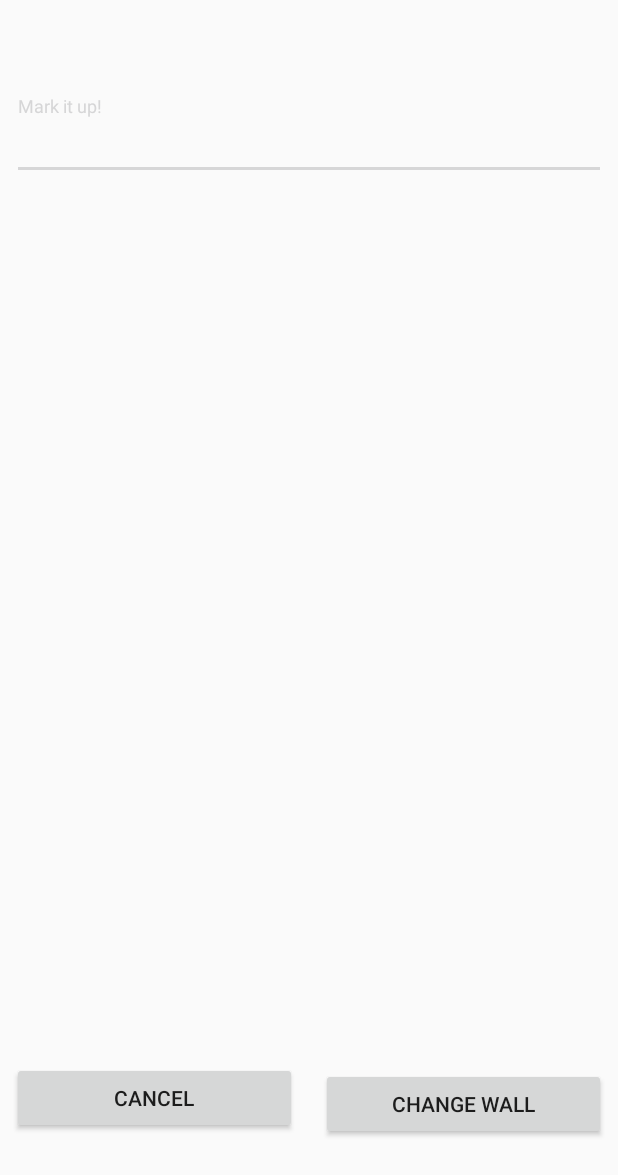
After one commit to emoji-pets/emoji-pets, an Android app: the fragment FriendWallFragment shown on its own in the app's theme, on a phone screen of 412 x 824 dp. The commit adds this screen. Shown: the top 1175 px of the screen. Run offline under Robolectric (Android 15) with nearby library versions, the phone set to English and light mode, and no system bars; 4 statements that could not run were skipped.

Commit message:
I have connected the follow views so that users can interact with followers and following from a new activity that allows them to see the pet and it's health points in a bottom nav activity.  In addition to the pet view, there is a wall view, where users can write funny things in an EditText and change the other player's wall.  It's an implementation of the original facebook wall.

```diff
--- a/app/src/main/AndroidManifest.xml
+++ b/app/src/main/AndroidManifest.xml
@@ -21,6 +21,7 @@
       android:name=".MainActivity"
       android:theme="@style/AppTheme.NoActionBar"/>
     <activity
+      android:windowSoftInputMode="adjustResize"
       android:label="@string/title_activity_login"
       android:name=".SignInActivity">
       <intent-filter>
@@ -30,6 +31,7 @@
       </intent-filter>
     </activity>
     <activity
+      android:windowSoftInputMode="adjustResize"
       android:label="@string/create_account"
       android:name=".CreateAccountActivity"
       android:parentActivityName=".SignInActivity">
@@ -37,6 +39,7 @@
       <!-- android:theme="@style/ThemeOverlay.AppCompat.ActionBar" -->
     </activity>
     <activity
+      android:windowSoftInputMode="adjustResize"
       android:label="@string/title_activity_friend"
       android:name=".FriendActivity"
       android:parentActivityName=".MainActivity">
--- a/app/src/main/java/edu/cnm/deepdive/emojipets/EmojiPetApplication.java
+++ b/app/src/main/java/edu/cnm/deepdive/emojipets/EmojiPetApplication.java
@@ -1,18 +1,13 @@
 package edu.cnm.deepdive.emojipets;
 
 import android.app.Application;
-import android.os.AsyncTask;
 import com.google.android.gms.auth.api.signin.GoogleSignIn;
 import com.google.android.gms.auth.api.signin.GoogleSignInAccount;
 import com.google.android.gms.auth.api.signin.GoogleSignInClient;
 import com.google.android.gms.auth.api.signin.GoogleSignInOptions;
-import com.google.gson.Gson;
-import com.google.gson.GsonBuilder;
 import edu.cnm.deepdive.emojipets.pojo.Player;
 import java.util.List;
 import java.util.Map;
-import retrofit2.Retrofit;
-import retrofit2.converter.gson.GsonConverterFactory;
 
 public class EmojiPetApplication extends Application {
 
@@ -23,6 +18,7 @@ public class EmojiPetApplication extends Application {
   private Player player;
   private List<Player> allPlayers;
   private Map<String, String> playerNameToIdMap;
+  private String friendPeak;
 
   @Override
   public void onCreate() {
@@ -79,4 +75,12 @@ public class EmojiPetApplication extends Application {
   public void setPlayerNameToIdMap(Map<String, String> playerNameToIdMap) {
     this.playerNameToIdMap = playerNameToIdMap;
   }
+
+  public String getFriendPeak() {
+    return friendPeak;
+  }
+
+  public void setFriendPeak(String friendPeak) {
+    this.friendPeak = friendPeak;
+  }
 }
--- a/app/src/main/java/edu/cnm/deepdive/emojipets/FollowingFragment.java
+++ b/app/src/main/java/edu/cnm/deepdive/emojipets/FollowingFragment.java
@@ -63,7 +63,6 @@ public class FollowingFragment extends Fragment {
     getActivity().setTitle("Following");
     // Query all following
     following = EmojiPetApplication.getInstance().getPlayer().getFollowing();
-
     // create adapters
     followingAdapter = new FollowAdapter(following);
     // Set List Views for followers and following
--- a/app/src/main/java/edu/cnm/deepdive/emojipets/FriendPetFragment.java
+++ b/app/src/main/java/edu/cnm/deepdive/emojipets/FriendPetFragment.java
@@ -51,7 +51,8 @@ public class FriendPetFragment extends Fragment {
       Bundle savedInstanceState) {
     // Inflate the layout for this fragment
     View view = inflater.inflate(R.layout.fragment_friend_pet, container, false);
-    id = getArguments().getString("id");
+
+    id = EmojiPetApplication.getInstance().getFriendPeak();
 
     setupServices();
 
@@ -171,10 +172,9 @@ public class FriendPetFragment extends Fragment {
       mana.setText(String.format("%.2f courage points", (float) manaPoints));
       power.setText(String.format("%.2f courage points", (float) powerPoints));
       health.setText(String.format("%.2f courage points", (float) healthPoints));
+      petStatus.setText(friend.getStatus());
       t.start();
     }
   }
 
-
-
 }
--- /dev/null
+++ b/app/src/main/java/edu/cnm/deepdive/emojipets/FriendWallFragment.java
@@ -0,0 +1,149 @@
+package edu.cnm.deepdive.emojipets;
+
+
+import android.content.Context;
+import android.os.AsyncTask;
+import android.os.Bundle;
+import android.support.design.widget.TextInputEditText;
+import android.support.v4.app.Fragment;
+import android.view.LayoutInflater;
+import android.view.View;
+import android.view.View.OnClickListener;
+import android.view.ViewGroup;
+import android.view.inputmethod.InputMethodManager;
+import android.widget.Button;
+import android.widget.Toast;
+import com.google.gson.Gson;
+import com.google.gson.GsonBuilder;
+import edu.cnm.deepdive.emojipets.pojo.Player;
+import java.io.IOException;
+import retrofit2.Response;
+import retrofit2.Retrofit;
+import retrofit2.converter.gson.GsonConverterFactory;
+
+
+/**
+ * A simple {@link Fragment} subclass.
+ */
+public class FriendWallFragment extends Fragment {
+
+  private EmojiPetService service;
+  private TextInputEditText wall;
+  private Button wallButton;
+  private Button cancelButton;
+  private String id;
+  private Player friend;
+  private String wallText;
+
+  public FriendWallFragment() {
+    // Required empty public constructor
+  }
+
+
+  @Override
+  public View onCreateView(LayoutInflater inflater, ViewGroup container,
+      Bundle savedInstanceState) {
+
+    View view = inflater.inflate(R.layout.fragment_friend_wall, container, false);
+
+    wall = view.findViewById(R.id.wall_edit_text);
+    cancelButton = view.findViewById(R.id.wall_cancel_button);
+    wallButton = view.findViewById(R.id.wall_submit_button);
+
+    id = EmojiPetApplication.getInstance().getFriendPeak();
+
+    setupServices();
+
+    new SetupWall().execute();
+
+    wall.setText("");
+
+    cancelButton.setOnClickListener(new OnClickListener() {
+      @Override
+      public void onClick(View v) {
+        wall.clearFocus();
+        InputMethodManager imm = (InputMethodManager) getContext()
+            .getSystemService(Context.INPUT_METHOD_SERVICE);
+        imm.hideSoftInputFromWindow(v.getWindowToken(), 0);
+        wall.setText(wallText);
+      }
+    });
+
+    wallButton.setOnClickListener(new OnClickListener() {
+      @Override
+      public void onClick(View v) {
+        wallText = wall.getText().toString();
+        friend.setWall(wallText);
+        new UpdateFriend().execute();
+        wall.clearFocus();
+        InputMethodManager imm = (InputMethodManager) getContext()
+            .getSystemService(Context.INPUT_METHOD_SERVICE);
+        imm.hideSoftInputFromWindow(v.getWindowToken(), 0);
+        Toast.makeText(getContext(), "Wall marked.", Toast.LENGTH_SHORT).show();
+      }
+    });
+
+    return view;
+  }
+
+  private void setupServices() {
+    Gson gson = new GsonBuilder()
+        .create();
+    service = new Retrofit.Builder()
+        .baseUrl(getString(R.string.base_url))
+        .addConverterFactory(GsonConverterFactory.create(gson))
+        .build()
+        .create(EmojiPetService.class);
+  }
+
+  private class SetupWall extends AsyncTask<Void,Void,Void> {
+
+    @Override
+    protected Void doInBackground(Void... voids) {
+      try {
+        String token = EmojiPetApplication.getInstance().getSignInAccount().getIdToken();
+        Response<Player> response = service.get(
+            getString(R.string.oauth2_header_format, token),
+            id).execute();
+        if (response.isSuccessful()) {
+          friend = response.body();
+        }
+      } catch (IOException e) {
+
+      } finally {
+
+      }
+      return null;
+    }
+
+    @Override
+    protected void onPostExecute(Void aVoid) {
+      wallText = friend.getWall();
+      wall.setText(wallText);
+    }
+  }
+
+  private class UpdateFriend extends AsyncTask<Void, Void, Void> {
+
+    @Override
+    protected Void doInBackground(Void... voids) {
+      try {
+        String token = EmojiPetApplication.getInstance().getSignInAccount().getIdToken();
+        Response<Player> response = service.updatePlayer(
+            getString(R.string.oauth2_header_format, token),
+            EmojiPetApplication.getInstance().getSignInAccount().getId(),
+            friend).execute();
+        if (response.isSuccessful()) {
+          Player player = response.body();
+          friend = player;
+        }
+      } catch (IOException e) {
+
+      } finally {
+
+      }
+      return null;
+    }
+  }
+
+}
--- a/app/src/main/java/edu/cnm/deepdive/emojipets/PetFragment.java
+++ b/app/src/main/java/edu/cnm/deepdive/emojipets/PetFragment.java
@@ -1,12 +1,10 @@
 package edu.cnm.deepdive.emojipets;
 
-import android.app.Activity;
 import android.content.Context;
 import android.os.AsyncTask;
 import android.os.Bundle;
 import android.support.design.widget.TextInputEditText;
 import android.support.v4.app.Fragment;
-import android.util.DisplayMetrics;
 import android.view.LayoutInflater;
 import android.view.View;
 import android.view.View.OnClickListener;
@@ -14,7 +12,6 @@ import android.view.View.OnFocusChangeListener;
 import android.view.ViewGroup;
 import android.view.inputmethod.InputMethodManager;
 import android.widget.Button;
-import android.widget.EditText;
 import android.widget.TextView;
 import com.google.gson.Gson;
 import com.google.gson.GsonBuilder;
--- a/app/src/main/res/layout/fragment_friend_pet.xml
+++ b/app/src/main/res/layout/fragment_friend_pet.xml
@@ -68,6 +68,8 @@
     android:id="@+id/pet_status"
     android:layout_width="match_parent"
     android:layout_height="wrap_content"
+    android:layout_margin="12dp"
+    android:textSize="18dp"
     app:layout_constraintStart_toStartOf="parent"
     app:layout_constraintRight_toRightOf="parent"
     app:layout_constraintTop_toBottomOf="@+id/mana"/>
--- /dev/null
+++ b/app/src/main/res/layout/fragment_friend_wall.xml
@@ -0,0 +1,81 @@
+<android.support.constraint.ConstraintLayout
+  xmlns:android="http://schemas.android.com/apk/res/android"
+  xmlns:app="http://schemas.android.com/apk/res-auto"
+  xmlns:tools="http://schemas.android.com/tools"
+  android:layout_width="match_parent"
+  android:layout_height="match_parent"
+  tools:context="edu.cnm.deepdive.emojipets.FriendPetFragment">
+
+  <android.support.v7.widget.Toolbar
+    android:id="@+id/secret_guide"
+    android:layout_width="match_parent"
+    android:layout_height="wrap_content"
+    app:layout_constraintTop_toTopOf="parent"
+    app:layout_constraintRight_toRightOf="parent"
+    app:layout_constraintLeft_toLeftOf="parent"
+    app:title="secret_placeholder"
+    android:visibility="invisible"/>
+
+  <android.support.design.widget.TextInputLayout
+    android:id="@+id/wall_edit_text_layout"
+    android:layout_width="match_parent"
+    android:layout_height="0dp"
+    android:layout_weight="1"
+    android:layout_margin="8dp"
+    android:layout_marginBottom="8dp"
+    android:layout_marginStart="8dp"
+    android:layout_marginEnd="8dp"
+    android:fontFamily="casual"
+    app:hintAnimationEnabled="true"
+    app:hintEnabled="true"
+    app:layout_constraintBottom_toTopOf="@+id/wall_submit_button"
+    app:layout_constraintEnd_toEndOf="parent"
+    app:layout_constraintStart_toStartOf="parent"
+    app:layout_constraintTop_toBottomOf="@+id/secret_guide">
+    <android.support.design.widget.TextInputEditText
+      android:id="@+id/wall_edit_text"
+      android:layout_width="match_parent"
+      android:layout_height="wrap_content"
+      android:hint="@string/wall_hint"/>
+  </android.support.design.widget.TextInputLayout>
+
+  <Button
+    android:id="@+id/wall_submit_button"
+    android:layout_width="0dp"
+    android:layout_height="wrap_content"
+    android:layout_marginBottom="8dp"
+    android:layout_marginStart="8dp"
+    android:layout_marginEnd="8dp"
+    android:text="@string/wall_button"
+    app:layout_constraintBottom_toTopOf="@+id/wall_hidden"
+    app:layout_constraintEnd_toEndOf="parent"
+    app:layout_constraintStart_toEndOf="@+id/wall_cancel_button"
+    app:layout_constraintTop_toBottomOf="@+id/wall_edit_text_layout"/>
+
+  <Button
+    android:id="@+id/wall_cancel_button"
+    android:layout_width="0dp"
+    android:layout_height="wrap_content"
+    android:layout_marginBottom="8dp"
+    android:layout_marginStart="8dp"
+    android:layout_marginEnd="8dp"
+    android:text="@string/wall_cancel"
+    app:layout_constraintBottom_toTopOf="@+id/wall_hidden"
+    app:layout_constraintEnd_toStartOf="@id/wall_submit_button"
+    app:layout_constraintStart_toStartOf="parent"
+    app:layout_constraintTop_toBottomOf="@+id/wall_edit_text_layout"/>
+
+  <android.support.design.widget.BottomNavigationView
+    android:id="@+id/wall_hidden"
+    android:layout_width="0dp"
+    android:layout_height="wrap_content"
+    android:layout_marginStart="0dp"
+    android:layout_marginEnd="0dp"
+    android:background="?android:attr/windowBackground"
+    app:layout_constraintBottom_toBottomOf="parent"
+    app:layout_constraintLeft_toLeftOf="parent"
+    app:layout_constraintRight_toRightOf="parent"
+    android:visibility="invisible"/>
+
+
+</android.support.constraint.ConstraintLayout>
--- a/app/src/main/res/values/strings.xml
+++ b/app/src/main/res/values/strings.xml
@@ -35,7 +35,10 @@
   <string name="create_account">Create account</string>
   <string name="title_activity_create_account_basic_test">CreateAccountBasicActivityTest</string>
   <string name="title_activity_friend">FriendActivity</string>
-  <string name="title_home">Home</string>
-  <string name="title_dashboard">Dashboard</string>
+  <string name="title_pet">Pet</string>
+  <string name="title_wall">Wall</string>
   <string name="title_notifications">Notifications</string>
+  <string name="wall_hint">Mark it up!</string>
+  <string name="wall_button">Change wall</string>
+  <string name="wall_cancel">cancel</string>
 </resources>
```
Also changed, not shown: app/src/main/java/edu/cnm/deepdive/emojipets/FollowersFragment.java (+22 -0 lines), app/src/main/java/edu/cnm/deepdive/emojipets/FriendActivity.java (+6 -8 lines), app/src/main/java/edu/cnm/deepdive/emojipets/pojo/Player.java (+11 -1 lines), app/src/main/res/menu/navigation.xml (+2 -7 lines). Lines whose indentation alone changed are shown as unchanged.
